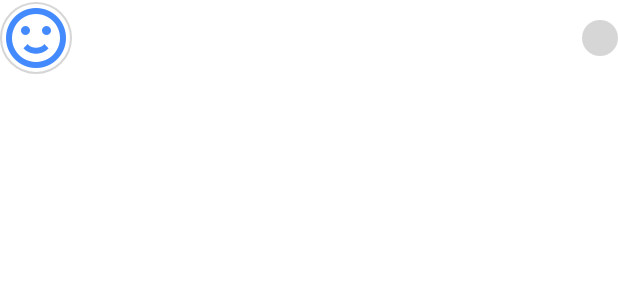
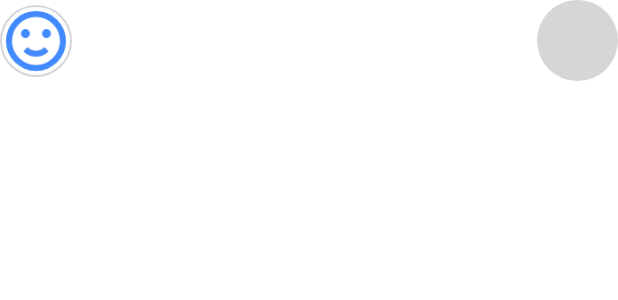
Before and after one commit to DanielBarcenas97/ChatFirebase, an Android app: the layout content_user.xml on its own in the app's theme, with its tools: preview values and no code run, on a phone screen of 412 x 824 dp. Shown: the top 300 px of the screen. Run offline under Robolectric (Android 15) with nearby library versions, the phone set to English and light mode, and no system bars.

Commit message:
fix Image perfil

```diff
--- a/ChatFirebase/app/src/main/java/com/example/chatfirebase/mainModule/view/MainActivity2.java
+++ b/ChatFirebase/app/src/main/java/com/example/chatfirebase/mainModule/view/MainActivity2.java
@@ -115,7 +115,7 @@ public class MainActivity2 extends AppCompatActivity implements OnItemClickListe
     @Override
     protected void onResume() {
         super.onResume();
-        mPresenter.onResume();
+        //mPresenter.onResume();
         clearNotifications();
     }
 
--- a/ChatFirebase/app/src/main/res/layout/activity_main2.xml
+++ b/ChatFirebase/app/src/main/res/layout/activity_main2.xml
@@ -22,7 +22,8 @@
 
         <de.hdodenhof.circleimageview.CircleImageView
             android:id="@+id/imgProfile"
-            android:layout_width="wrap_content"
+            android:layout_width="46dp"
+            android:layout_marginLeft="15dp"
             android:layout_height="@dimen/common_notify_size"
             android:src="@drawable/ic_emoticon_happy"
             app:civ_border_color="@color/blue_100"
--- a/ChatFirebase/app/src/main/res/values/dimens.xml
+++ b/ChatFirebase/app/src/main/res/values/dimens.xml
@@ -12,7 +12,7 @@
     <dimen name="cardview_radius">2dp</dimen>
 
     <dimen name="common_border_img">1dp</dimen>
-    <dimen name="common_notify_size">24dp</dimen>
+    <dimen name="common_notify_size">54dp</dimen>
     <dimen name="common_padding_small">4dp</dimen>
 
     <dimen name="chat_margin_min">1dp</dimen>
```
